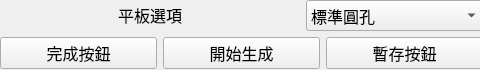
This is SYEI_stamping_press_system/pad_main_simple.ui in sinje0816/stamping_press as Qt 5 draws it before an edit. The edited form follows.
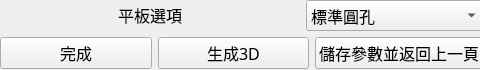
This is the edited form.

Diff of the .ui file:
```diff
--- a/SYEI_stamping_press_system/pad_main_simple.ui
+++ b/SYEI_stamping_press_system/pad_main_simple.ui
@@ -46,7 +46,7 @@
          </font>
         </property>
         <property name="text">
-         <string>完成按鈕</string>
+         <string>完成</string>
         </property>
        </widget>
       </item>
@@ -59,7 +59,7 @@
          </font>
         </property>
         <property name="text">
-         <string>開始生成</string>
+         <string>生成3D</string>
         </property>
        </widget>
       </item>
@@ -72,7 +72,7 @@
          </font>
         </property>
         <property name="text">
-         <string>暫存按鈕</string>
+         <string>儲存參數並返回上一頁</string>
         </property>
        </widget>
       </item>
```
